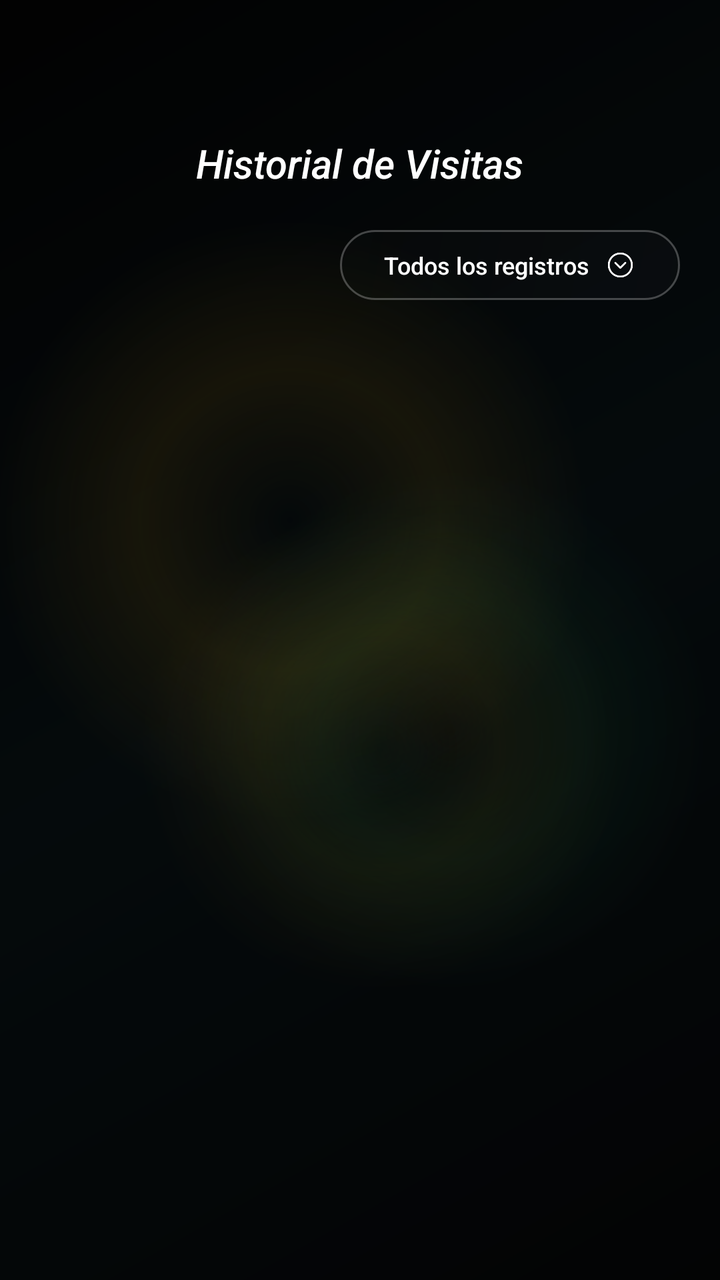
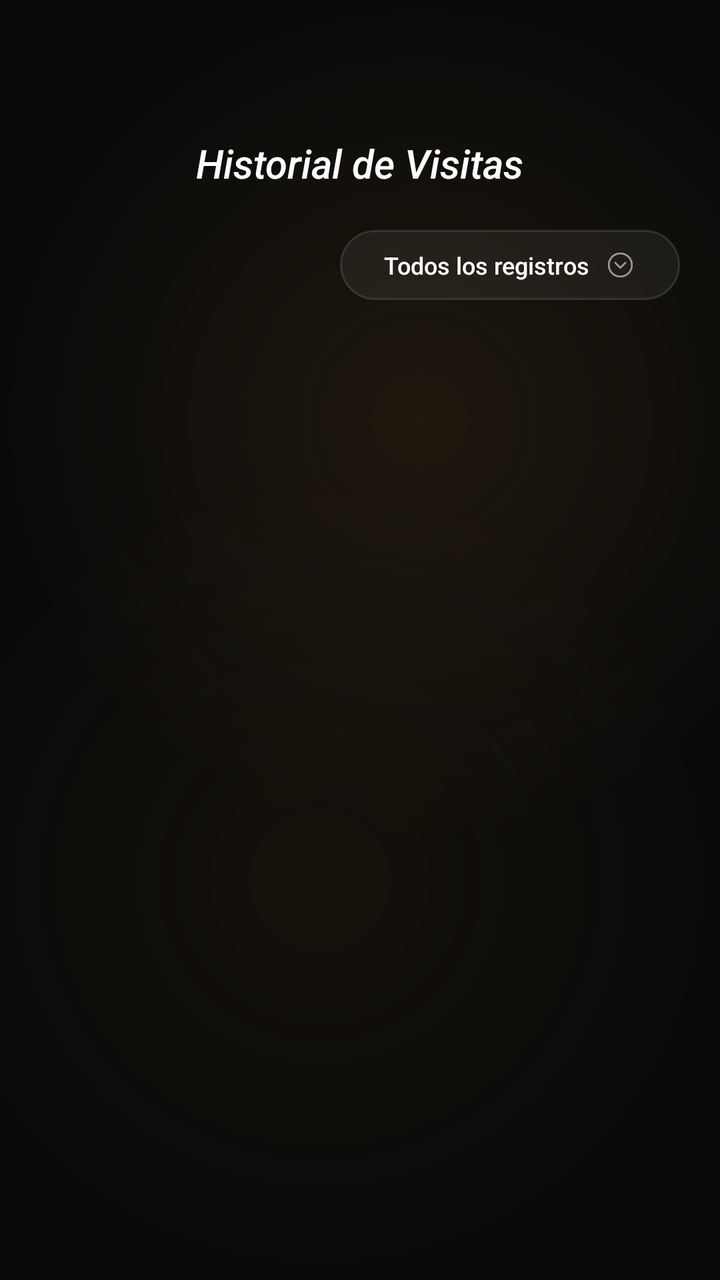

The first picture is an Android layout as it rendered before a commit; the second is the same layout after the commit. The layout source and the unified diff follow.
<!-- AndroidManifest.xml: application theme Theme.AppKaaxPark -->
<!-- res/layout/activity_historial_visitas.xml -->
<?xml version="1.0" encoding="utf-8"?>
<androidx.constraintlayout.widget.ConstraintLayout
    xmlns:android="http://schemas.android.com/apk/res/android"
    xmlns:app="http://schemas.android.com/apk/res-auto"
    xmlns:tools="http://schemas.android.com/tools"
    android:layout_width="match_parent"
    android:layout_height="match_parent"
    android:background="@drawable/bg_screen_glass"
    tools:context=".Cliente.HistorialVisitas">

    <TextView
        android:id="@+id/txtTitulo"
        android:layout_width="wrap_content"
        android:layout_height="wrap_content"
        android:layout_marginTop="68dp"
        android:text="Historial de Visitas"
        android:textColor="#FFFFFF"
        android:textSize="20sp"
        android:textStyle="italic"
        app:layout_constraintTop_toTopOf="parent"
        app:layout_constraintStart_toStartOf="parent"
        app:layout_constraintEnd_toEndOf="parent" />

    <LinearLayout
        android:id="@+id/layoutFiltro"
        android:layout_width="170dp"
        android:layout_height="35dp"
        android:layout_marginTop="20dp"
        android:layout_marginEnd="20dp"
        android:background="@drawable/borde_negro"
        android:gravity="center"
        android:orientation="horizontal"
        android:clickable="true"
        android:focusable="true"
        app:layout_constraintTop_toBottomOf="@id/txtTitulo"
        app:layout_constraintEnd_toEndOf="parent">

        <TextView
            android:id="@+id/txtFiltroLabel"
            android:layout_width="wrap_content"
            android:layout_height="wrap_content"
            android:text="Todos los registros"
            android:textColor="#FFFFFF"
            android:textSize="12sp"/>

        <ImageView
            android:layout_width="15dp"
            android:layout_height="15dp"
            android:layout_marginStart="8dp"
            android:src="@drawable/icon_filtro"/>

    </LinearLayout>

    <TextView
        android:id="@+id/txtSinRegistros"
        android:layout_width="0dp"
        android:layout_height="wrap_content"
        android:layout_marginTop="60dp"
        android:layout_marginHorizontal="40dp"
        android:gravity="center"
        android:text="Aún no tienes visitas registradas."
        android:textColor="#AFAFAF"
        android:textSize="15sp"
        android:visibility="gone"
        app:layout_constraintTop_toBottomOf="@id/layoutFiltro"
        app:layout_constraintStart_toStartOf="parent"
        app:layout_constraintEnd_toEndOf="parent" />

    <ScrollView
        android:layout_width="0dp"
        android:layout_height="0dp"
        android:layout_marginTop="15dp"
        app:layout_constraintTop_toBottomOf="@id/layoutFiltro"
        app:layout_constraintBottom_toBottomOf="parent"
        app:layout_constraintStart_toStartOf="parent"
        app:layout_constraintEnd_toEndOf="parent">

        <LinearLayout
            android:id="@+id/contenedorHistorial"
            android:layout_width="match_parent"
            android:layout_height="wrap_content"
            android:orientation="vertical" />

    </ScrollView>

</androidx.constraintlayout.widget.ConstraintLayout>
<!-- resources referenced by this layout -->
<resources>
  <!-- drawable bg_screen_glass (drawable) -->
  <?xml version="1.0" encoding="utf-8"?>
  <layer-list xmlns:android="http://schemas.android.com/apk/res/android">
  
      <item>
          <shape android:shape="rectangle">
              <gradient
                  android:angle="135"
                  android:startColor="#050607"
                  android:centerColor="#081114"
                  android:endColor="#030303" />
          </shape>
      </item>
  
      <item
          android:left="-70dp"
          android:top="-120dp">
          <shape android:shape="oval">
              <size
                  android:width="260dp"
                  android:height="260dp" />
              <gradient
                  android:type="radial"
                  android:gradientRadius="150dp"
                  android:centerColor="#26D4A017"
                  android:endColor="#00D4A017" />
          </shape>
      </item>
  
      <item
          android:right="-90dp"
          android:top="90dp">
          <shape android:shape="oval">
              <size
                  android:width="240dp"
                  android:height="240dp" />
              <gradient
                  android:type="radial"
                  android:gradientRadius="130dp"
                  android:centerColor="#182ECC71"
                  android:endColor="#002ECC71" />
          </shape>
      </item>
  
      <item
          android:left="20dp"
          android:bottom="-110dp">
          <shape android:shape="oval">
              <size
                  android:width="220dp"
                  android:height="220dp" />
              <gradient
                  android:type="radial"
                  android:gradientRadius="120dp"
                  android:centerColor="#1AD4A017"
                  android:endColor="#00D4A017" />
          </shape>
      </item>
  
      <item>
          <shape android:shape="rectangle">
              <solid android:color="@color/glass_scrim" />
          </shape>
      </item>
  
  </layer-list>
  <!-- drawable borde_negro (drawable) -->
  <?xml version="1.0" encoding="utf-8"?>
  <shape xmlns:android="http://schemas.android.com/apk/res/android">
      <gradient
          android:angle="135"
          android:startColor="#33181C20"
          android:centerColor="#2A161A1E"
          android:endColor="#22101214" />
      <stroke
          android:width="1dp"
          android:color="@color/glass_border" />
      <corners android:radius="20dp" />
  </shape>
  <style name="Theme.AppKaaxPark" parent="Base.Theme.AppKaaxPark" />
  <color name="glass_scrim">#66000000</color>
  <color name="glass_border">#40FFFFFF</color>
  <color name="gold_primary">#D4A017</color>
  <color name="black">#FF000000</color>
  <color name="gold_secondary">#E5A93C</color>
  <color name="gold_light">#F0C24B</color>
  <color name="glass_surface">#33191D21</color>
  <color name="white">#FFFFFFFF</color>
  <color name="glass_surface_soft">#22191D21</color>
  <style name="Widget.AppKaaxPark.TextView" parent="@android:style/Widget.TextView">
          <item name="android:fontFamily">sans-serif-medium</item>
      </style>
  <style name="Widget.AppKaaxPark.EditText" parent="@android:style/Widget.EditText">
          <item name="android:fontFamily">sans-serif-medium</item>
      </style>
  <style name="Widget.AppKaaxPark.Button" parent="@android:style/Widget.Button">
          <item name="android:fontFamily">sans-serif-medium</item>
          <item name="android:letterSpacing">0.02</item>
      </style>
  <!-- unchanged entries left out for length: 2 -->
</resources>

<!-- the commit's change to res/layout/activity_historial_visitas.xml (unified diff, before → after) -->
@@ -14,7 +14,7 @@
         android:layout_height="wrap_content"
         android:layout_marginTop="68dp"
         android:text="Historial de Visitas"
-        android:textColor="#FFFFFF"
+        android:textColor="#FDFDFD"
         android:textSize="20sp"
         android:textStyle="italic"
         app:layout_constraintTop_toTopOf="parent"
@@ -27,7 +27,7 @@
         android:layout_height="35dp"
         android:layout_marginTop="20dp"
         android:layout_marginEnd="20dp"
-        android:background="@drawable/borde_negro"
+        android:background="@drawable/bg_glass_chip"
         android:gravity="center"
         android:orientation="horizontal"
         android:clickable="true"
@@ -40,31 +40,49 @@
             android:layout_width="wrap_content"
             android:layout_height="wrap_content"
             android:text="Todos los registros"
-            android:textColor="#FFFFFF"
+            android:textColor="#FDFDFD"
             android:textSize="12sp"/>
 
         <ImageView
             android:layout_width="15dp"
             android:layout_height="15dp"
             android:layout_marginStart="8dp"
-            android:src="@drawable/icon_filtro"/>
+            android:src="@drawable/icon_filtro"
+            app:tint="#8CFFFFFF" />
 
     </LinearLayout>
 
-    <TextView
-        android:id="@+id/txtSinRegistros"
+    <LinearLayout
+        android:id="@+id/cardEstadoVacio"
         android:layout_width="0dp"
         android:layout_height="wrap_content"
-        android:layout_marginTop="60dp"
-        android:layout_marginHorizontal="40dp"
+        android:layout_marginTop="40dp"
+        android:layout_marginHorizontal="24dp"
+        android:background="@drawable/bg_glass_card"
+        android:orientation="vertical"
         android:gravity="center"
-        android:text="Aún no tienes visitas registradas."
-        android:textColor="#AFAFAF"
-        android:textSize="15sp"
+        android:padding="24dp"
         android:visibility="gone"
         app:layout_constraintTop_toBottomOf="@id/layoutFiltro"
         app:layout_constraintStart_toStartOf="parent"
-        app:layout_constraintEnd_toEndOf="parent" />
+        app:layout_constraintEnd_toEndOf="parent">
+
+        <ImageView
+            android:layout_width="56dp"
+            android:layout_height="56dp"
+            android:src="@drawable/icon_historial"
+            app:tint="#33FFFFFF" />
+
+        <TextView
+            android:id="@+id/txtSinRegistros"
+            android:layout_width="wrap_content"
+            android:layout_height="wrap_content"
+            android:layout_marginTop="12dp"
+            android:gravity="center"
+            android:text="Aún no tienes visitas registradas."
+            android:textColor="#8CFFFFFF"
+            android:textSize="15sp" />
+    </LinearLayout>
 
     <ScrollView
         android:layout_width="0dp"
<!-- resource entries referenced after the edit -->
@@ -1,86 +1,65 @@
 <!-- resources referenced by this layout -->
 <resources>
+  <!-- drawable bg_glass_card (drawable) -->
+  <?xml version="1.0" encoding="utf-8"?>
+  <shape xmlns:android="http://schemas.android.com/apk/res/android"
+      android:shape="rectangle">
+      <solid android:color="#0FFFFFFF" /> 
+      <stroke
+          android:width="1dp"
+          android:color="#1AFFFFFF" /> 
+      <corners android:radius="18dp" />
+  </shape>
+  <!-- drawable bg_glass_chip (drawable) -->
+  <?xml version="1.0" encoding="utf-8"?>
+  <shape xmlns:android="http://schemas.android.com/apk/res/android"
+      android:shape="rectangle">
+      <solid android:color="#0FFFFFFF" />
+      <stroke
+          android:width="1dp"
+          android:color="#1FFFFFFF" />
+      <corners android:radius="20dp" />
+  </shape>
   <!-- drawable bg_screen_glass (drawable) -->
   <?xml version="1.0" encoding="utf-8"?>
   <layer-list xmlns:android="http://schemas.android.com/apk/res/android">
   
+      
       <item>
           <shape android:shape="rectangle">
-              <gradient
-                  android:angle="135"
-                  android:startColor="#050607"
-                  android:centerColor="#081114"
-                  android:endColor="#030303" />
+              <solid android:color="#0A0A0A" />
           </shape>
       </item>
   
-      <item
-          android:left="-70dp"
-          android:top="-120dp">
+      
+      <item android:gravity="top|start">
           <shape android:shape="oval">
-              <size
-                  android:width="260dp"
-                  android:height="260dp" />
+              <size android:width="420dp" android:height="420dp" />
               <gradient
                   android:type="radial"
-                  android:gradientRadius="150dp"
-                  android:centerColor="#26D4A017"
-                  android:endColor="#00D4A017" />
+                  android:gradientRadius="210dp"
+                  android:centerColor="#333A2A10"
+                  android:startColor="#663A2A10"
+                  android:endColor="#000A0A0A" />
           </shape>
       </item>
   
-      <item
-          android:right="-90dp"
-          android:top="90dp">
+      
+      <item android:gravity="bottom|end">
           <shape android:shape="oval">
-              <size
-                  android:width="240dp"
-                  android:height="240dp" />
+              <size android:width="400dp" android:height="400dp" />
               <gradient
                   android:type="radial"
-                  android:gradientRadius="130dp"
-                  android:centerColor="#182ECC71"
-                  android:endColor="#002ECC71" />
-          </shape>
-      </item>
-  
-      <item
-          android:left="20dp"
-          android:bottom="-110dp">
-          <shape android:shape="oval">
-              <size
-                  android:width="220dp"
-                  android:height="220dp" />
-              <gradient
-                  android:type="radial"
-                  android:gradientRadius="120dp"
-                  android:centerColor="#1AD4A017"
-                  android:endColor="#00D4A017" />
-          </shape>
-      </item>
-  
-      <item>
-          <shape android:shape="rectangle">
-              <solid android:color="@color/glass_scrim" />
+                  android:gradientRadius="200dp"
+                  android:centerColor="#2A2A1F0A"
+                  android:startColor="#552A1F0A"
+                  android:endColor="#000A0A0A" />
           </shape>
       </item>
   
   </layer-list>
-  <!-- drawable borde_negro (drawable) -->
-  <?xml version="1.0" encoding="utf-8"?>
-  <shape xmlns:android="http://schemas.android.com/apk/res/android">
-      <gradient
-          android:angle="135"
-          android:startColor="#33181C20"
-          android:centerColor="#2A161A1E"
-          android:endColor="#22101214" />
-      <stroke
-          android:width="1dp"
-          android:color="@color/glass_border" />
-      <corners android:radius="20dp" />
-  </shape>
+  <!-- drawable icon_historial: png bitmap (drawable, 13706 bytes) -->
   <style name="Theme.AppKaaxPark" parent="Base.Theme.AppKaaxPark" />
-  <color name="glass_scrim">#66000000</color>
   <color name="glass_border">#40FFFFFF</color>
   <color name="gold_primary">#D4A017</color>
   <color name="black">#FF000000</color>
